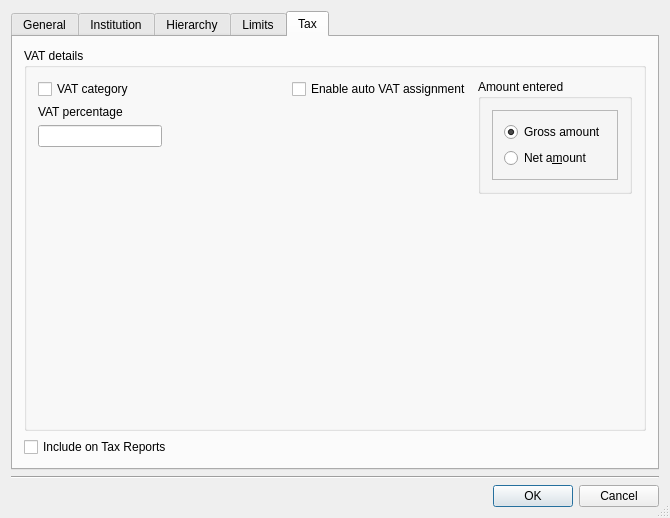
First picture: the form in kmymoney/dialogs/knewaccountdlg.ui, repository KDE/kmymoney, before the edit.
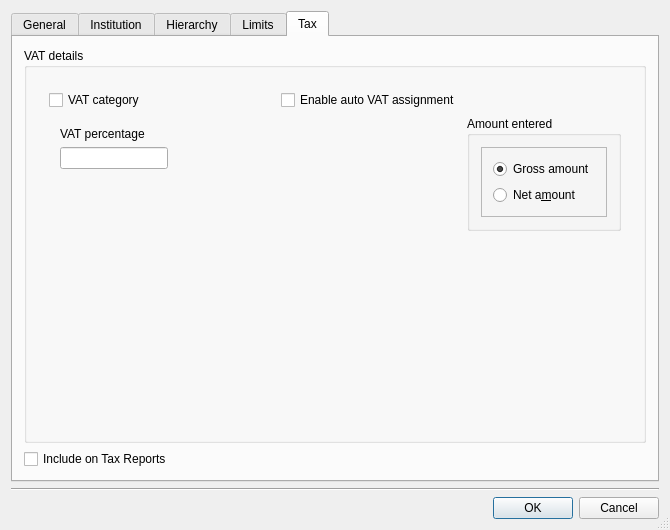
Second picture: the form after the edit. The open tabs and pages were chosen to show the change. Custom widgets are drawn as their Qt base class.

Commit message:
Rework checks in account / category editor
Show tooltips in case of problems, eg percentage out of range, name
missing or :: part of name

Patch:
```diff
--- a/kmymoney/dialogs/knewaccountdlg.ui
+++ b/kmymoney/dialogs/knewaccountdlg.ui
@@ -7,7 +7,7 @@
     <x>0</x>
     <y>0</y>
     <width>670</width>
-    <height>518</height>
+    <height>530</height>
    </rect>
   </property>
   <property name="windowTitle">
@@ -20,7 +20,7 @@
    <item>
     <widget class="QTabWidget" name="m_tab">
      <property name="currentIndex">
-      <number>0</number>
+      <number>4</number>
      </property>
      <widget class="QWidget" name="m_generalTab">
       <attribute name="title">
@@ -143,7 +143,7 @@
            </widget>
           </item>
           <item row="1" column="3">
-           <widget class="AmountEdit" name="m_openingBalanceEdit" native="true"/>
+           <widget class="AmountEdit" name="m_openingBalanceEdit"/>
           </item>
          </layout>
         </widget>
@@ -482,7 +482,7 @@
           </widget>
          </item>
          <item row="2" column="2">
-          <widget class="AmountEdit" name="m_minBalanceAbsoluteEdit" native="true">
+          <widget class="AmountEdit" name="m_minBalanceAbsoluteEdit">
            <property name="resetButtonVisibility" stdset="0">
             <bool>false</bool>
            </property>
@@ -509,21 +509,21 @@
           </widget>
          </item>
          <item row="3" column="1">
-          <widget class="AmountEdit" name="m_maxCreditEarlyEdit" native="true">
+          <widget class="AmountEdit" name="m_maxCreditEarlyEdit">
            <property name="resetButtonVisibility" stdset="0">
             <bool>false</bool>
            </property>
           </widget>
          </item>
          <item row="3" column="2">
-          <widget class="AmountEdit" name="m_maxCreditAbsoluteEdit" native="true">
+          <widget class="AmountEdit" name="m_maxCreditAbsoluteEdit">
            <property name="resetButtonVisibility" stdset="0">
             <bool>false</bool>
            </property>
           </widget>
          </item>
          <item row="2" column="1">
-          <widget class="AmountEdit" name="m_minBalanceEarlyEdit" native="true">
+          <widget class="AmountEdit" name="m_minBalanceEarlyEdit">
            <property name="resetButtonVisibility" stdset="0">
             <bool>false</bool>
            </property>
@@ -589,9 +589,18 @@
          <property name="title">
           <string>VAT details</string>
          </property>
-         <layout class="QHBoxLayout">
+         <layout class="QHBoxLayout" name="horizontalLayout_2">
           <item>
-           <layout class="QVBoxLayout">
+           <widget class="QFrame" name="m_vatCategoryFrame">
+            <property name="frameShape">
+             <enum>QFrame::NoFrame</enum>
+            </property>
+            <property name="frameShadow">
+             <enum>QFrame::Plain</enum>
+            </property>
+            <layout class="QVBoxLayout" name="verticalLayout_5">
+             <item>
+              <layout class="QVBoxLayout" name="verticalLayout_4">
             <item>
              <widget class="QCheckBox" name="m_vatCategory">
               <property name="text">
@@ -600,26 +609,18 @@
              </widget>
             </item>
             <item>
-             <widget class="QFrame" name="m_vatCategoryFrame">
+                <layout class="QVBoxLayout" name="verticalLayout_2">
+                 <item>
+                  <layout class="QHBoxLayout" name="horizontalLayout">
+                   <item>
+                    <widget class="QFrame" name="m_vatPercentageFrame">
               <property name="frameShape">
                <enum>QFrame::NoFrame</enum>
               </property>
               <property name="frameShadow">
                <enum>QFrame::Plain</enum>
               </property>
-              <layout class="QVBoxLayout">
-               <property name="leftMargin">
-                <number>0</number>
-               </property>
-               <property name="topMargin">
-                <number>0</number>
-               </property>
-               <property name="rightMargin">
-                <number>0</number>
-               </property>
-               <property name="bottomMargin">
-                <number>0</number>
-               </property>
+                     <layout class="QVBoxLayout" name="verticalLayout">
                <item>
                 <widget class="QLabel" name="textLabel1">
                  <property name="text">
@@ -631,9 +632,10 @@
                 </widget>
                </item>
                <item>
-                <layout class="QHBoxLayout">
-                 <item>
-                  <widget class="AmountEdit" name="m_vatRate" native="true"/>
+                       <widget class="AmountEdit" name="m_vatRate"/>
+                      </item>
+                     </layout>
+                    </widget>
                  </item>
                  <item>
                   <spacer name="spacer17">
@@ -653,9 +655,6 @@
                  </item>
                 </layout>
                </item>
-              </layout>
-             </widget>
-            </item>
             <item>
              <spacer name="spacer6">
               <property name="orientation">
@@ -674,6 +673,11 @@
             </item>
            </layout>
           </item>
+              </layout>
+             </item>
+            </layout>
+           </widget>
+          </item>
           <item>
            <widget class="QFrame" name="m_vatAssignmentFrame">
             <property name="frameShape">
@@ -682,34 +686,24 @@
             <property name="frameShadow">
              <enum>QFrame::Plain</enum>
             </property>
-            <layout class="QHBoxLayout">
-             <property name="leftMargin">
-              <number>0</number>
-             </property>
-             <property name="topMargin">
-              <number>0</number>
-             </property>
-             <property name="rightMargin">
-              <number>0</number>
-             </property>
-             <property name="bottomMargin">
-              <number>0</number>
-             </property>
-             <item>
-              <layout class="QVBoxLayout">
-               <item>
+            <layout class="QGridLayout" name="gridLayout">
+             <item row="0" column="0">
                 <widget class="QCheckBox" name="m_vatAssignment">
                  <property name="text">
                   <string>Enable auto VAT assignment</string>
                  </property>
                 </widget>
                </item>
+             <item row="1" column="0">
+              <widget class="QWidget" name="widget" native="true">
+               <layout class="QVBoxLayout" name="verticalLayout_3">
                <item>
                 <widget class="KMyMoneyAccountSelector" name="m_vatAccount" native="true"/>
                </item>
               </layout>
+              </widget>
              </item>
-             <item>
+             <item row="1" column="1">
               <layout class="QVBoxLayout">
                <item>
                 <widget class="QGroupBox" name="m_amountGroupBox">
@@ -823,16 +817,16 @@
  </widget>
  <layoutdefault spacing="6" margin="11"/>
  <customwidgets>
-  <customwidget>
-   <class>KLineEdit</class>
-   <extends>QLineEdit</extends>
-   <header>klineedit.h</header>
-  </customwidget>
   <customwidget>
    <class>KComboBox</class>
    <extends>QComboBox</extends>
    <header>kcombobox.h</header>
   </customwidget>
+  <customwidget>
+   <class>KLineEdit</class>
+   <extends>QLineEdit</extends>
+   <header>klineedit.h</header>
+  </customwidget>
   <customwidget>
    <class>KTextEdit</class>
    <extends>QTextEdit</extends>
```
Lines whose indentation alone changed are shown as unchanged. The commit also changes 2 other files.
